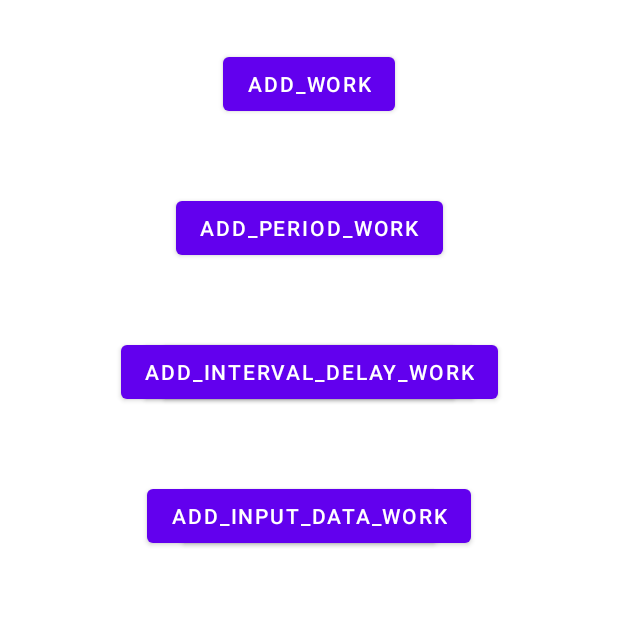
After one commit to jiaoery/MyAndroidKotlin, an Android app: the WorkManagerActivity screen opened directly, with no data from a screen before it, on a phone screen of 412 x 824 dp, the top half of it. The commit adds this screen. Run offline under Robolectric (Android 15) with nearby library versions, the phone set to English and light mode, and no system bars; our stand-ins replace data binding.

Commit message:
WorkManager

```diff
--- a/app/src/main/AndroidManifest.xml
+++ b/app/src/main/AndroidManifest.xml
@@ -19,7 +19,8 @@
         android:roundIcon="@mipmap/ic_launcher_round"
         android:supportsRtl="true"
         android:theme="@style/Theme.MyAndroidKotlin">
-        <activity android:name=".notification.NotificationActivity"></activity>
+        <activity android:name=".workmanager.WorkManagerActivity"></activity>
+        <activity android:name=".notification.NotificationActivity" />
         <activity
             android:name=".rooms.RoomsActivity"
             android:configChanges="keyboardHidden|orientation"
@@ -77,7 +78,7 @@
 
         <service android:name=".lifecycle.MyService" />
 
-        <receiver android:name=".reciever.ExistRecievr"/>
+        <receiver android:name=".reciever.ExistRecievr" />
     </application>
 
 </manifest>
--- /dev/null
+++ b/app/src/main/res/layout/activity_work_manager.xml
@@ -0,0 +1,97 @@
+<?xml version="1.0" encoding="utf-8"?>
+<layout xmlns:android="http://schemas.android.com/apk/res/android"
+    xmlns:app="http://schemas.android.com/apk/res-auto"
+    xmlns:tools="http://schemas.android.com/tools">
+
+    <data>
+
+    </data>
+
+    <androidx.constraintlayout.widget.ConstraintLayout
+        android:layout_width="match_parent"
+        android:layout_height="match_parent"
+        tools:context=".workmanager.WorkManagerActivity">
+
+        <Button
+            android:id="@+id/btn_add_work"
+            android:layout_width="wrap_content"
+            android:layout_height="wrap_content"
+            android:layout_marginTop="32dp"
+            android:text="ADD_WORK"
+            android:onClick="onclick"
+            app:layout_constraintEnd_toEndOf="parent"
+            app:layout_constraintStart_toStartOf="parent"
+            app:layout_constraintTop_toTopOf="parent" />
+
+        <Button
+            android:id="@+id/btn_period_work"
+            android:layout_width="wrap_content"
+            android:layout_height="wrap_content"
+            android:layout_marginTop="48dp"
+            android:text="ADD_PERIOD_WORK"
+            android:onClick="onclick"
+            app:layout_constraintEnd_toEndOf="parent"
+            app:layout_constraintStart_toStartOf="parent"
+            app:layout_constraintTop_toBottomOf="@+id/btn_add_work" />
+
+        <Button
+            android:id="@+id/btn_interval_work"
+            android:layout_width="wrap_content"
+            android:layout_height="wrap_content"
+            android:layout_marginTop="48dp"
+            android:text="ADD_INTERVAL_WORK"
+            android:onClick="onclick"
+            app:layout_constraintEnd_toEndOf="parent"
+            app:layout_constraintStart_toStartOf="parent"
+            app:layout_constraintTop_toBottomOf="@+id/btn_period_work" />
+
+
+        <Button
+            android:id="@+id/btn_constraint_work"
+            android:layout_width="wrap_content"
+            android:layout_height="wrap_content"
+            android:layout_marginTop="48dp"
+            android:text="ADD_CONSTRAINT_WORK"
+            android:onClick="onclick"
+            app:layout_constraintEnd_toEndOf="parent"
+            app:layout_constraintStart_toStartOf="parent"
+            app:layout_constraintTop_toBottomOf="@+id/btn_period_work" />
+
+
+        <Button
+            android:id="@+id/btn_interval_delay_work"
+            android:layout_width="wrap_content"
+            android:layout_height="wrap_content"
+            android:layout_marginTop="48dp"
+            android:text="ADD_INTERVAL_DELAY_WORK"
+            android:onClick="onclick"
+            app:layout_constraintEnd_toEndOf="parent"
+            app:layout_constraintStart_toStartOf="parent"
+            app:layout_constraintTop_toBottomOf="@+id/btn_period_work" />
+
+
+        <Button
+            android:id="@+id/btn_retry_work"
+            android:layout_width="wrap_content"
+            android:layout_height="wrap_content"
+            android:layout_marginTop="48dp"
+            android:text="ADD_RETRY_WORK"
+            android:onClick="onclick"
+            app:layout_constraintEnd_toEndOf="parent"
+            app:layout_constraintStart_toStartOf="parent"
+            app:layout_constraintTop_toBottomOf="@+id/btn_interval_delay_work" />
+
+
+        <Button
+            android:id="@+id/btn_inputdata_work"
+            android:layout_width="wrap_content"
+            android:layout_height="wrap_content"
+            android:layout_marginTop="48dp"
+            android:text="ADD_INPUT_DATA_WORK"
+            android:onClick="onclick"
+            app:layout_constraintEnd_toEndOf="parent"
+            app:layout_constraintStart_toStartOf="parent"
+            app:layout_constraintTop_toBottomOf="@+id/btn_interval_delay_work" />
+
+    </androidx.constraintlayout.widget.ConstraintLayout>
+</layout>
--- a/app/src/main/res/values/array_string.xml
+++ b/app/src/main/res/values/array_string.xml
@@ -6,6 +6,7 @@
         <item>com.example.myandroidkotlin.viewmodel.TestViewModelActivity</item>
         <item>com.example.myandroidkotlin.livedata.LiveDataActivity</item>
         <item>com.example.myandroidkotlin.rooms.RoomsActivity</item>
+        <item>com.example.myandroidkotlin.workmanager.WorkManagerActivity</item>
         <item>com.example.myandroidkotlin.permissionx.PermissionActivity</item>
         <item>com.example.myandroidkotlin.watermark.WaterMarkActivity</item>
         <item>com.example.myandroidkotlin.customview.TestGuesterRollActivity</item>
--- a/app/src/main/res/values/string_array.xml
+++ b/app/src/main/res/values/string_array.xml
@@ -6,10 +6,12 @@
         <item>viewmodel 数据管理</item>
         <item>livedata 数据绑定</item>
         <item>rooms 数据库</item>
+        <item>workmanager</item>
         <item>permissionX 权限管理</item>
         <item>watermark 水印</item>
         <item>仿华为运动时间选择控件</item>
         <item>自定义View 基础</item>
         <item>通知 Notification</item>
+
     </string-array>
 </resources>
```
Also changed, not shown: app/build.gradle (+5 -2 lines), app/src/main/java/com/example/myandroidkotlin/workmanager/InputDataWork.kt (added, +31 -0 lines), app/src/main/java/com/example/myandroidkotlin/workmanager/RetryWorker.kt (added, +31 -0 lines), app/src/main/java/com/example/myandroidkotlin/workmanager/UploadWorker.kt (added, +32 -0 lines), app/src/main/java/com/example/myandroidkotlin/workmanager/WorkManagerActivity.kt (added, +149 -0 lines).
